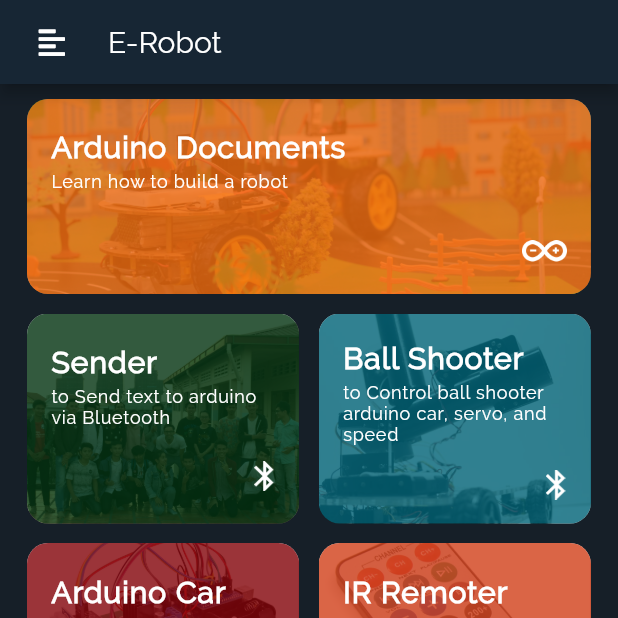
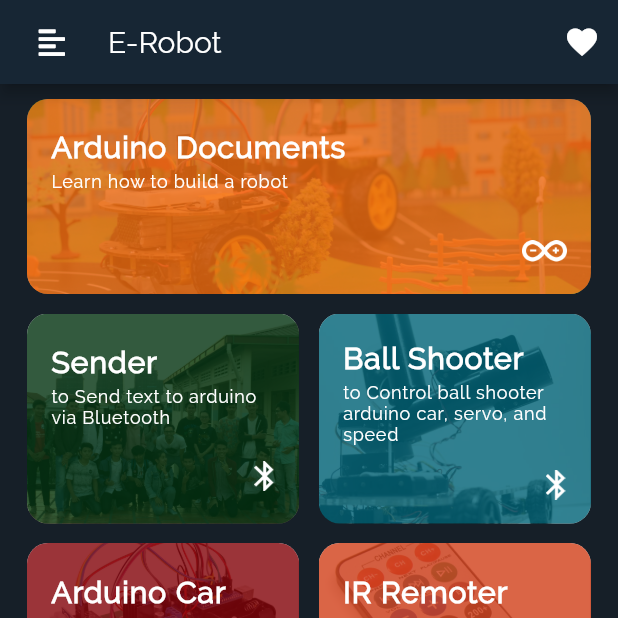
Before and after one commit to erobotkh/erobot_archive, a Flutter app: the screen it shows after launch, on a phone screen of 412 x 824 dp, the top half of it. Run offline on Flutter 3.47's test engine with Material 2 defaults, Android fonts, the phone set to English and light mode, and no system bars; drawn by our look-alikes of shimmer; our stand-ins replace font_awesome_flutter, hexcolor, page_transition.

Commit message:
add favorite icon to change random color

```diff
--- a/lib/main.dart
+++ b/lib/main.dart
@@ -74,8 +74,12 @@ class _SplashScreenState extends State<SplashScreen> {
   }
 
   void navigationPage() {
-    Navigator.push(context, PageTransition(child: HomeScreen(), duration: Duration(milliseconds: 450), type: PageTransitionType.fade));
-    //Navigator.pushReplacementNamed(context, '/homescreen');
+    Navigator.push(
+        context,
+        PageTransition(
+            child: HomeScreen(),
+            duration: Duration(milliseconds: 450),
+            type: PageTransitionType.fade));
   }
 
   @override
@@ -92,12 +96,16 @@ class _SplashScreenState extends State<SplashScreen> {
                   child: Column(
                       crossAxisAlignment: CrossAxisAlignment.center,
                       children: <Widget>[
-                    SizedBox(height: 250,),
+                    SizedBox(
+                      height: 250,
+                    ),
                     Image.asset(
                       'assets/app_splash.png',
                       width: 150,
                     ),
-                    SizedBox(height: 8,),
+                    SizedBox(
+                      height: 8,
+                    ),
                     Shimmer.fromColors(
                       baseColor: Colors.red,
                       highlightColor: Color.fromRGBO(22, 31, 40, 1),
@@ -115,29 +123,26 @@ class _SplashScreenState extends State<SplashScreen> {
                                   text: 'POWER',
                                   style: TextStyle(
                                     color: Colors.red,
-                              )
-                            ),
+                                  )),
                               TextSpan(text: '.')
-                          ]
-                        ),
+                            ]),
                       ),
                     )
-                  ]
-                )
-              ),
+                  ])),
               Container(
-                child: Column(
-                  children: <Widget>[
-                    Text('Last published 30th Jul, 2020.',
+                child: Column(children: <Widget>[
+                  Text(
+                    'Last published 30th Jul, 2020.',
                     style: TextStyle(
                       fontFamily: 'Quicksand',
                       color: Color.fromRGBO(22, 31, 40, .6),
                       fontSize: 14,
                     ),
                   ),
-                    SizedBox(height: 20,),
-                  ]
+                  SizedBox(
+                    height: 20,
                   ),
+                ]),
               )
             ],
           ),
--- a/lib/screens/home_page/home.dart
+++ b/lib/screens/home_page/home.dart
@@ -1,16 +1,21 @@
 import 'dart:math';
 import 'package:flutter/material.dart';
+import 'package:page_transition/page_transition.dart';
 import 'package:font_awesome_flutter/font_awesome_flutter.dart';
-import 'main_drawer.dart';
 import 'package:hexcolor/hexcolor.dart';
 import 'package:flutter_staggered_grid_view/flutter_staggered_grid_view.dart';
 
+import 'main_drawer.dart';
+
 class HomeScreen extends StatefulWidget {
   HomeScreen({Key key}) : super(key: key);
-
   @override
   _HomeScreenState createState() => _HomeScreenState();
 }
+
+var listNum = [0, 1, 2, 3, 4];
+int randomNum = listNum[Random().nextInt(listNum.length)];
+bool favoriteC = true;
 
 class _HomeScreenState extends State<HomeScreen> {
   @override
@@ -36,6 +41,25 @@ class _HomeScreenState extends State<HomeScreen> {
               fontWeight: FontWeight.w500,
             ),
           ),
+          actions: <Widget>[
+            IconButton(
+              icon: Icon(
+                _heartIcon(),
+                color: Colors.white,
+              ),
+              splashColor: Colors.transparent,
+              highlightColor: Colors.transparent,
+              onPressed: () {
+                randomNum = listNum[Random().nextInt(listNum.length)];
+                Navigator.push(
+                    context,
+                    PageTransition(
+                        child: HomeScreen(),
+                        duration: Duration(milliseconds: 1000),
+                        type: PageTransitionType.fade));
+              },
+            )
+          ],
         ),
         drawer: MainDrawer(),
         body: StaggeredGridView.count(
@@ -43,10 +67,10 @@ class _HomeScreenState extends State<HomeScreen> {
           crossAxisSpacing: 3,
           mainAxisSpacing: 3,
           children: <Widget>[
-            _buildBtn('Arduino Documents', 'Learn how to build a robot', 0,
-                context),
-            _buildBtn('Sender', 'to Send text to arduino via Bluetooth', 1,
-                context),
+            _buildBtn(
+                'Arduino Documents', 'Learn how to build a robot', 0, context),
+            _buildBtn(
+                'Sender', 'to Send text to arduino via Bluetooth', 1, context),
             _buildBtn(
                 'Ball Shooter',
                 'to Control ball shooter arduino car, servo, and speed',
@@ -68,17 +92,13 @@ class _HomeScreenState extends State<HomeScreen> {
   }
 }
 
-var listNum = [0, 1, 2, 3, 4];
-int randomNum = listNum[Random().nextInt(listNum.length)];
-
 Widget _buildBtn(
-
     String title, String desription, int cardIndex, BuildContext context) {
   String pathlogo = 'mdi_bluetooth.png';
   double widtht = 15;
   double heightt = 20;
   double boxSizz = 10;
-  if(cardIndex == 0){
+  if (cardIndex == 0) {
     boxSizz = 0;
     widtht = 30;
     heightt = 35;
@@ -86,9 +106,11 @@ Widget _buildBtn(
   }
   return Container(
     child: Padding(
-        padding: cardIndex == 0 ? EdgeInsets.fromLTRB(18.0, 10.0, 18.0, 10.0) : cardIndex.isEven
-            ? EdgeInsets.fromLTRB(5.0, 0.0, 18.0, 10.0)
-            : EdgeInsets.fromLTRB(18.0, 0.0, 5.0, 10.0),
+        padding: cardIndex == 0
+            ? EdgeInsets.fromLTRB(18.0, 10.0, 18.0, 10.0)
+            : cardIndex.isEven
+                ? EdgeInsets.fromLTRB(5.0, 0.0, 18.0, 10.0)
+                : EdgeInsets.fromLTRB(18.0, 0.0, 5.0, 10.0),
         child: Stack(children: <Widget>[
           Positioned.fill(
             child: ClipRRect(
@@ -105,11 +127,11 @@ Widget _buildBtn(
                   borderRadius: BorderRadius.all(Radius.circular(14.0))),
               onPressed: () {
                 String routeP;
-                if(cardIndex == 0) routeP = '/ard_doc';
-                if(cardIndex == 1) routeP = '/sender';
-                if(cardIndex == 2) routeP = '/shooter';
-                if(cardIndex == 3) routeP = '/ard_car';
-                if(cardIndex == 4) routeP = '/ir_remote';
+                if (cardIndex == 0) routeP = '/ard_doc';
+                if (cardIndex == 1) routeP = '/sender';
+                if (cardIndex == 2) routeP = '/shooter';
+                if (cardIndex == 3) routeP = '/ard_car';
+                if (cardIndex == 4) routeP = '/ir_remote';
                 Navigator.pushNamed(context, routeP);
               },
               splashColor: Color.fromRGBO(255, 255, 255, .2),
@@ -147,9 +169,14 @@ Widget _buildBtn(
                       ),
                     ],
                   ),
-                  SizedBox(height: 10,),
-                  Image.asset('assets/$pathlogo', width: widtht, height: heightt),
-                  SizedBox(height: boxSizz,)
+                  SizedBox(
+                    height: 10,
+                  ),
+                  Image.asset('assets/$pathlogo',
+                      width: widtht, height: heightt),
+                  SizedBox(
+                    height: boxSizz,
+                  )
                 ],
               ),
             ),
@@ -158,6 +185,16 @@ Widget _buildBtn(
   );
 }
 
+IconData _heartIcon(){
+  if(favoriteC){
+    favoriteC = false;
+    return Icons.favorite;
+  }
+  else{
+    favoriteC = true;
+    return Icons.favorite_border;
+  }
+}
 // ignore: non_constant_identifier_names
 Widget RandBackground() {
   randomNum++;
```
Lines whose indentation alone changed are shown as unchanged.
